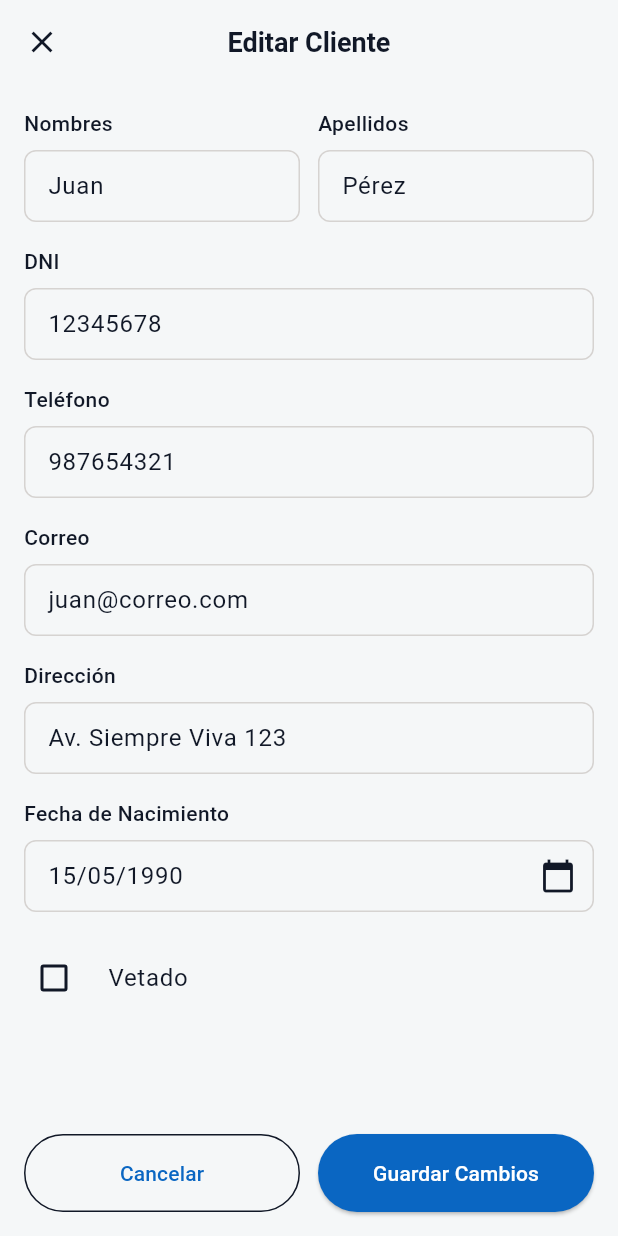
After one commit to EJK-S/UI_APP_TERNOS, a Flutter app: the EditarClienteScreen screen opened directly with sample values from the repository, on a phone screen of 412 x 824 dp. The commit adds this screen. Run offline on Flutter 3.47's test engine with Material 3 defaults, Android fonts, the light colour scheme and no system bars; Roboto replaces fonts that are missing (Manrope).

Commit message:
Solo algunas cosas corregidas, ningún cambio grande

```diff
--- a/ui_ternos/lib/data/mock_data.dart
+++ b/ui_ternos/lib/data/mock_data.dart
@@ -72,8 +72,28 @@ final List<Venta> mockVentas = [
 // --- (El resto de tus listas siguen igual) ---
 // Datos para gestion_clientes_screen.dart
 final List<Cliente> mockClientes = [
-  const Cliente(nombre: 'Juan Pérez', dni: '12345678', telefono: '987654321'),
-  const Cliente(nombre: 'María López', dni: '87654321', telefono: '912345678'),
+  const Cliente(
+    nombre: 'Juan', // <-- Ahora solo el nombre
+    apellidos: 'Pérez',
+    dni: '12345678',
+    telefono: '987654321',
+    correo: 'juan@correo.com',
+    direccion: 'Av. Siempre Viva 123',
+    fechaNacimiento: '15/05/1990',
+    vetado: false,
+    motivoVeto: '',
+  ),
+  const Cliente(
+    nombre: 'María', // <-- Ahora solo el nombre
+    apellidos: 'López',
+    dni: '87654321',
+    telefono: '912345678',
+    correo: 'maria@correo.com',
+    direccion: 'Calle Falsa 456',
+    fechaNacimiento: '20/10/1995',
+    vetado: true,
+    motivoVeto: 'No devolvió el traje a tiempo.',
+  ),
 ];
 
 final List<Pago> mockPagos = [
--- a/ui_ternos/lib/main.dart
+++ b/ui_ternos/lib/main.dart
@@ -7,7 +7,6 @@ import 'package:proyecto_tienda_ternos/screens/nuevo_cliente_screen.dart';
 import 'package:proyecto_tienda_ternos/screens/gestion_alquileres_screen.dart';
 import 'package:proyecto_tienda_ternos/screens/nuevo_alquiler_screen.dart';
 import 'package:proyecto_tienda_ternos/screens/gestion_pagos_screen.dart';
-import 'package:proyecto_tienda_ternos/screens/detalles_alquiler_screen.dart';
 import 'package:proyecto_tienda_ternos/screens/devolucion_ternos_screen.dart';
 import 'package:proyecto_tienda_ternos/screens/gestion_ventas_screen.dart';
 import 'package:proyecto_tienda_ternos/screens/nueva_venta_screen.dart';
--- a/ui_ternos/lib/models/cliente.dart
+++ b/ui_ternos/lib/models/cliente.dart
@@ -1,12 +1,23 @@
 class Cliente {
   final String nombre;
+  final String? apellidos;
   final String dni;
   final String telefono;
+  final String? correo;
+  final String? direccion;
+  final String? fechaNacimiento;
+  final bool? vetado;
+  final String? motivoVeto;
 
-  // Constructor
   const Cliente({
     required this.nombre,
+    this.apellidos,
     required this.dni,
     required this.telefono,
+    this.correo,
+    this.direccion,
+    this.fechaNacimiento,
+    this.vetado,
+    this.motivoVeto,
   });
 }
--- a/ui_ternos/lib/screens/configuracion_sistema_screen.dart
+++ b/ui_ternos/lib/screens/configuracion_sistema_screen.dart
@@ -164,7 +164,7 @@ class _ConfiguracionSistemaScreenState
           ],
         ),
       ),
-      bottomNavigationBar: const MainBottomNav(currentIndex: 2),
+      bottomNavigationBar: const MainBottomNav(currentIndex: 3),
     );
   }
 }
--- /dev/null
+++ b/ui_ternos/lib/screens/editar_cliente_screen.dart
@@ -0,0 +1,270 @@
+import 'package:flutter/material.dart';
+import 'package:proyecto_tienda_ternos/models/cliente.dart';
+import 'package:proyecto_tienda_ternos/theme/app_theme.dart';
+
+class EditarClienteScreen extends StatefulWidget {
+  final Cliente cliente;
+  const EditarClienteScreen({super.key, required this.cliente});
+
+  @override
+  State<EditarClienteScreen> createState() => _EditarClienteScreenState();
+}
+
+class _EditarClienteScreenState extends State<EditarClienteScreen> {
+  final _formKey = GlobalKey<FormState>();
+
+  late TextEditingController _nombresCtrl;
+  late TextEditingController _apellidosCtrl;
+  late TextEditingController _dniCtrl;
+  late TextEditingController _telefonoCtrl;
+  late TextEditingController _correoCtrl;
+  late TextEditingController _direccionCtrl;
+  late TextEditingController _fechaNacimientoCtrl;
+  late TextEditingController _motivoVetoCtrl;
+  late bool _vetado;
+
+  @override
+  void initState() {
+    super.initState();
+    // Pre-rellena los campos con los datos del cliente
+    _nombresCtrl = TextEditingController(text: widget.cliente.nombre);
+    _apellidosCtrl = TextEditingController(
+      text: widget.cliente.apellidos ?? '',
+    );
+    _dniCtrl = TextEditingController(text: widget.cliente.dni);
+    _telefonoCtrl = TextEditingController(text: widget.cliente.telefono);
+    _correoCtrl = TextEditingController(text: widget.cliente.correo ?? '');
+    _direccionCtrl = TextEditingController(
+      text: widget.cliente.direccion ?? '',
+    );
+    _fechaNacimientoCtrl = TextEditingController(
+      text: widget.cliente.fechaNacimiento ?? '',
+    );
+    _motivoVetoCtrl = TextEditingController(
+      text: widget.cliente.motivoVeto ?? '',
+    );
+    _vetado = widget.cliente.vetado ?? false;
+  }
+
+  @override
+  void dispose() {
+    // Limpia los controladores
+    _nombresCtrl.dispose();
+    _apellidosCtrl.dispose();
+    _dniCtrl.dispose();
+    _telefonoCtrl.dispose();
+    _correoCtrl.dispose();
+    _direccionCtrl.dispose();
+    _fechaNacimientoCtrl.dispose();
+    _motivoVetoCtrl.dispose();
+    super.dispose();
+  }
+
+  void _guardarCambios() {
+    if (_formKey.currentState!.validate()) {
+      // Aquí iría la lógica para guardar en el Provider o Backend
+      // Por ahora, solo cerramos la pantalla
+      Navigator.pop(context);
+    }
+  }
+
+  @override
+  Widget build(BuildContext context) {
+    return Scaffold(
+      appBar: AppBar(
+        title: const Text('Editar Cliente'),
+        // El 'X' (close icon)
+        leading: IconButton(
+          icon: const Icon(Icons.close),
+          onPressed: () => Navigator.pop(context),
+        ),
+      ),
+      body: SafeArea(
+        child: Form(
+          key: _formKey,
+          child: ListView(
+            padding: const EdgeInsets.all(16.0),
+            children: [
+              // Nombres y Apellidos en fila
+              Row(
+                crossAxisAlignment: CrossAxisAlignment.start,
+                children: [
+                  Expanded(
+                    child: _buildTextField(
+                      controller: _nombresCtrl,
+                      label: 'Nombres',
+                    ),
+                  ),
+                  const SizedBox(width: 12),
+                  Expanded(
+                    child: _buildTextField(
+                      controller: _apellidosCtrl,
+                      label: 'Apellidos',
+                    ),
+                  ),
+                ],
+              ),
+              const SizedBox(height: 16),
+              _buildTextField(
+                controller: _dniCtrl,
+                label: 'DNI',
+                keyboardType: TextInputType.number,
+              ),
+              const SizedBox(height: 16),
+              _buildTextField(
+                controller: _telefonoCtrl,
+                label: 'Teléfono',
+                keyboardType: TextInputType.phone,
+              ),
+              const SizedBox(height: 16),
+              _buildTextField(
+                controller: _correoCtrl,
+                label: 'Correo',
+                keyboardType: TextInputType.emailAddress,
+              ),
+              const SizedBox(height: 16),
+              _buildTextField(controller: _direccionCtrl, label: 'Dirección'),
+              const SizedBox(height: 16),
+              _buildDateField(
+                controller: _fechaNacimientoCtrl,
+                label: 'Fecha de Nacimiento',
+              ),
+              const SizedBox(height: 16),
+              // Checkbox 'Vetado'
+              CheckboxListTile(
+                title: const Text('Vetado'),
+                value: _vetado,
+                onChanged: (bool? value) {
+                  setState(() {
+                    _vetado = value ?? false;
+                  });
+                },
+                controlAffinity: ListTileControlAffinity.leading,
+                contentPadding: EdgeInsets.zero,
+              ),
+              const SizedBox(height: 16),
+              // Motivo de veto (se muestra si está vetado)
+              if (_vetado)
+                _buildTextField(
+                  controller: _motivoVetoCtrl,
+                  label: 'Motivo de veto',
+                  hint: 'Ingresar motivo',
+                  isRequired: false, // El motivo puede ser opcional
+                ),
+            ],
+          ),
+        ),
+      ),
+      // Barra inferior con botones
+      bottomNavigationBar: Padding(
+        padding: const EdgeInsets.all(16.0),
+        child: Row(
+          children: [
+            Expanded(
+              child: OutlinedButton(
+                child: const Text('Cancelar'),
+                onPressed: () => Navigator.pop(context),
+                style: OutlinedButton.styleFrom(
+                  padding: const EdgeInsets.symmetric(vertical: 16),
+                ),
+              ),
+            ),
+            const SizedBox(width: 12),
+            Expanded(
+              child: ElevatedButton(
+                child: const Text('Guardar Cambios'),
+                onPressed: _guardarCambios,
+                style: ElevatedButton.styleFrom(
+                  backgroundColor: AppColors.primary,
+                  foregroundColor: Colors.white,
+                  padding: const EdgeInsets.symmetric(vertical: 16),
+                ),
+              ),
+            ),
+          ],
+        ),
+      ),
+    );
+  }
+
+  // Widget auxiliar para campos de texto
+  Widget _buildTextField({
+    required TextEditingController controller,
+    required String label,
+    String? hint,
+    TextInputType? keyboardType,
+    bool isRequired = true,
+  }) {
+    return Column(
+      crossAxisAlignment: CrossAxisAlignment.start,
+      children: [
+        Text(
+          label,
+          style: Theme.of(
+            context,
+          ).textTheme.bodyMedium?.copyWith(fontWeight: FontWeight.w500),
+        ),
+        const SizedBox(height: 8),
+        TextFormField(
+          controller: controller,
+          keyboardType: keyboardType,
+          decoration: InputDecoration(
+            hintText: hint,
+            border: const OutlineInputBorder(),
+            contentPadding: const EdgeInsets.symmetric(
+              horizontal: 12,
+              vertical: 12,
+            ),
+          ),
+          validator: (value) {
+            if (isRequired && (value == null || value.isEmpty)) {
+              return 'Requerido';
+            }
+            return null;
+          },
+        ),
+      ],
+    );
+  }
+
+  // Widget auxiliar para campo de fecha
+  Widget _buildDateField({
+    required TextEditingController controller,
+    required String label,
+  }) {
+    return Column(
+      crossAxisAlignment: CrossAxisAlignment.start,
+      children: [
+        Text(
+          label,
+          style: Theme.of(
+            context,
+          ).textTheme.bodyMedium?.copyWith(fontWeight: FontWeight.w500),
+        ),
+        const SizedBox(height: 8),
+        TextFormField(
+          controller: controller,
+          readOnly: true,
+          decoration: const InputDecoration(
+            border: OutlineInputBorder(),
+            suffixIcon: Icon(Icons.calendar_today),
+            contentPadding: EdgeInsets.symmetric(horizontal: 12, vertical: 12),
+          ),
+          onTap: () async {
+            FocusScope.of(context).requestFocus(new FocusNode());
+            final DateTime? picked = await showDatePicker(
+              context: context,
+              initialDate: DateTime.now(),
+              firstDate: DateTime(1900),
+              lastDate: DateTime.now(),
+            );
+            if (picked != null) {
+              controller.text =
+                  "${picked.day.toString().padLeft(2, '0')}/${picked.month.toString().padLeft(2, '0')}/${picked.year}";
+            }
+          },
+        ),
+      ],
+    );
+  }
+}
--- a/ui_ternos/lib/screens/gestion_clientes_screen.dart
+++ b/ui_ternos/lib/screens/gestion_clientes_screen.dart
@@ -1,7 +1,8 @@
 import 'package:flutter/material.dart';
 import 'package:proyecto_tienda_ternos/theme/app_theme.dart';
 import 'package:proyecto_tienda_ternos/widgets/main_bottom_nav.dart';
-import 'package:proyecto_tienda_ternos/data/mock_data.dart'; // <-- 1. IMPORTAMOS LOS DATOS
+import 'package:proyecto_tienda_ternos/data/mock_data.dart';
+import 'package:proyecto_tienda_ternos/screens/editar_cliente_screen.dart';
 
 class GestionClientesScreen extends StatefulWidget {
   const GestionClientesScreen({super.key});
@@ -60,7 +61,7 @@ class _GestionClientesScreenState extends State<GestionClientesScreen> {
                           child: const Icon(Icons.person),
                         ),
                         title: Text(
-                          c.nombre, // <-- ANTES: c['nombre'] ?? ''
+                          '${c.nombre} ${c.apellidos ?? ''}',
                           style: const TextStyle(fontWeight: FontWeight.w600),
                         ),
                         subtitle: Text(
@@ -77,16 +78,39 @@ class _GestionClientesScreenState extends State<GestionClientesScreen> {
                         trailing: PopupMenuButton<String>(
                           onSelected: (val) {
                             if (val == 'alquileres') {
-                              Navigator.pushNamed(
-                                context,
-                                '/alquileres/detalle',
-                              );
+                              Navigator.pushNamed(context, '/alquileres');
                             }
+
                             if (val == 'ventas') {
                               Navigator.pushNamed(context, '/ventas/detalle');
                             }
-                            if (val == 'editar') {}
-                            if (val == 'eliminar') {}
+
+                            if (val == 'editar') {
+                              // --- ESTA ES LA NAVEGACIÓN CORREGIDA ---
+                              Navigator.push(
+                                context,
+                                MaterialPageRoute(
+                                  // Le pasa el cliente a la nueva pantalla
+                                  builder: (context) =>
+                                      EditarClienteScreen(cliente: c),
+                                  // Hace que la pantalla aparezca desde abajo (opcional)
+                                  fullscreenDialog: true,
+                                ),
+                              );
+                            }
+
+                            if (val == 'eliminar') {
+                              // 4. ARREGLO DE ELIMINAR (TEMPORAL)
+                              // Mostramos un mensaje
+                              ScaffoldMessenger.of(context).showSnackBar(
+                                const SnackBar(
+                                  content: Text(
+                                    'Función "Eliminar" aún no implementada.',
+                                  ),
+                                  backgroundColor: Colors.red,
+                                ),
+                              );
+                            }
                           },
                           itemBuilder: (context) => [
                             const PopupMenuItem(
```
Also changed, not shown: 1 other file.
